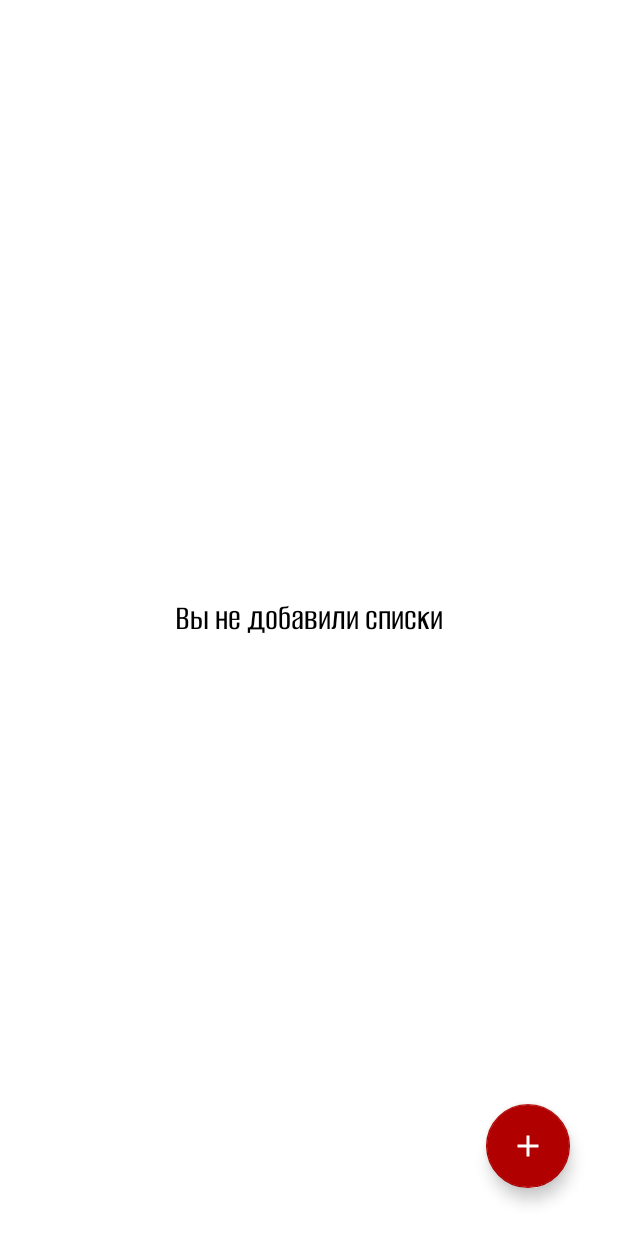
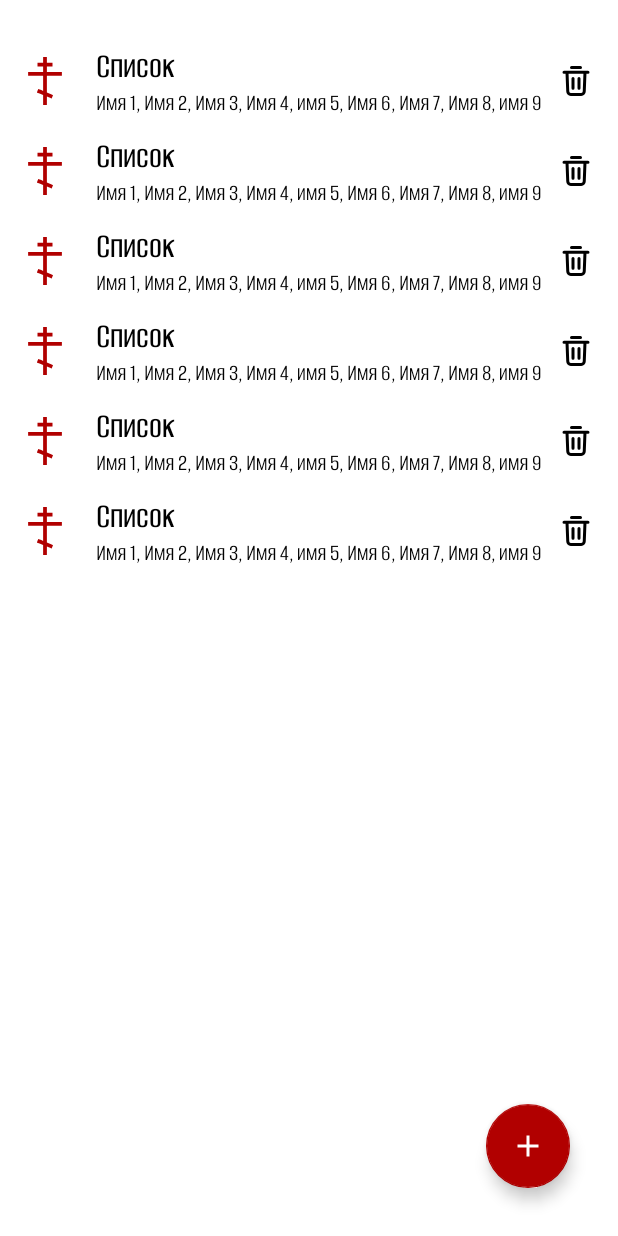
Before and after one commit to StasEvstigneev/pomyannik, an Android app: the layout fragment_for_health.xml on its own in the app's theme, with its tools: preview values and no code run, on a phone screen of 412 x 824 dp. Run offline under Robolectric (Android 15) with nearby library versions, the phone set to English and light mode, and no system bars.

Commit message:
ListsForHealth - добавлен recyclerview, states, interactor, repository

```diff
--- a/app/src/main/java/com/example/prayforthem/di/ViewModelModule.kt
+++ b/app/src/main/java/com/example/prayforthem/di/ViewModelModule.kt
@@ -17,7 +17,7 @@ val viewModelModule = module {
     }
 
     viewModel<ForHealthViewModel> {
-        ForHealthViewModel()
+        ForHealthViewModel(get())
     }
 
     viewModel<ForReposeViewModel> {
--- a/app/src/main/java/com/example/prayforthem/listings/domain/ListingInteractor.kt
+++ b/app/src/main/java/com/example/prayforthem/listings/domain/ListingInteractor.kt
@@ -2,10 +2,15 @@ package com.example.prayforthem.listings.domain
 
 import com.example.prayforthem.listings.domain.models.Listing
 import com.example.prayforthem.listings.domain.models.ListingWithPerson
+import kotlinx.coroutines.flow.Flow
 
 interface ListingInteractor {
 
     suspend fun saveListing(listing: Listing): Long
 
     suspend fun getListingById(id: Int): List<ListingWithPerson>
+
+    fun getListingsForHealth(): Flow<List<ListingWithPerson>>
+
+    fun getListingsForRepose(): Flow<List<ListingWithPerson>>
 }
--- a/app/src/main/java/com/example/prayforthem/listings/domain/ListingRepository.kt
+++ b/app/src/main/java/com/example/prayforthem/listings/domain/ListingRepository.kt
@@ -2,10 +2,15 @@ package com.example.prayforthem.listings.domain
 
 import com.example.prayforthem.listings.domain.models.Listing
 import com.example.prayforthem.listings.domain.models.ListingWithPerson
+import kotlinx.coroutines.flow.Flow
 
 interface ListingRepository {
 
     suspend fun saveListing(listing: Listing): Long
 
     suspend fun getListingById(id: Int): List<ListingWithPerson>
+
+    fun getListingsForHealth(): Flow<List<ListingWithPerson>>
+
+    fun getListingsForRepose(): Flow<List<ListingWithPerson>>
 }
--- a/app/src/main/java/com/example/prayforthem/names/presentation/NamesViewModel.kt
+++ b/app/src/main/java/com/example/prayforthem/names/presentation/NamesViewModel.kt
@@ -30,6 +30,7 @@ class NamesViewModel(
     fun getSelectedName(): LiveData<NameBasicData?> = selectedName
 
     init {
+        screenState.postValue(NamesScreenState.Loading)
         viewModelScope.launch {
             dignityInteractor
                 .getAllBasicDignityData()
--- a/app/src/main/java/com/example/prayforthem/names/ui/NamesFragment.kt
+++ b/app/src/main/java/com/example/prayforthem/names/ui/NamesFragment.kt
@@ -171,10 +171,13 @@ class NamesFragment : Fragment() {
     private fun renderState(state: NamesScreenState) {
         when (state) {
             is NamesScreenState.Loading -> {
-                true
+                binding.apply {
+                    progressBar.isVisible = true
+                }
             }
 
             is NamesScreenState.Default -> {
+                binding.progressBar.isVisible = false
                 dignityAdapter.updateList(state.dignity)
                 namesAdapter.updateList(state.names)
             }
--- a/app/src/main/res/layout/fragment_for_health.xml
+++ b/app/src/main/res/layout/fragment_for_health.xml
@@ -13,10 +13,37 @@
         android:layout_width="wrap_content"
         android:layout_height="wrap_content"
         android:text="@string/no_lists_added"
+        android:visibility="gone"
         app:layout_constraintBottom_toBottomOf="parent"
         app:layout_constraintEnd_toEndOf="parent"
         app:layout_constraintStart_toStartOf="parent"
-        app:layout_constraintTop_toTopOf="parent" />
+        app:layout_constraintTop_toTopOf="parent"
+        tools:visibility="gone" />
+
+    <ProgressBar
+        android:id="@+id/progressBar"
+        style="@style/ProgressBar"
+        android:visibility="gone"
+        app:layout_constraintBottom_toBottomOf="parent"
+        app:layout_constraintEnd_toEndOf="parent"
+        app:layout_constraintStart_toStartOf="parent"
+        app:layout_constraintTop_toTopOf="parent"
+        tools:visibility="invisible" />
+
+    <androidx.recyclerview.widget.RecyclerView
+        android:id="@+id/recyclerView"
+        android:layout_width="match_parent"
+        android:layout_height="0dp"
+        android:layout_marginTop="@dimen/_24dp"
+        android:layout_marginBottom="90dp"
+        android:visibility="gone"
+
+        app:layout_constraintEnd_toEndOf="parent"
+        app:layout_constraintStart_toStartOf="parent"
+        app:layout_constraintTop_toTopOf="parent"
+        tools:itemCount="15"
+        tools:listitem="@layout/list_item"
+        tools:visibility="visible" />
 
     <com.google.android.material.floatingactionbutton.FloatingActionButton
         android:id="@+id/fab"
--- a/app/src/main/res/layout/list_item.xml
+++ b/app/src/main/res/layout/list_item.xml
@@ -17,7 +17,7 @@
         app:srcCompat="@drawable/cross_orthodox_red_alt" />
 
     <TextView
-        android:id="@+id/listName"
+        android:id="@+id/listingName"
         style="@style/ListItemHeadingTextAppearance"
         android:layout_width="0dp"
         android:layout_height="wrap_content"
@@ -40,8 +40,8 @@
         android:layout_marginBottom="@dimen/_8dp"
         app:layout_constraintBottom_toBottomOf="parent"
         app:layout_constraintEnd_toStartOf="@+id/basket"
-        app:layout_constraintStart_toStartOf="@id/listName"
-        app:layout_constraintTop_toBottomOf="@+id/listName"
+        app:layout_constraintStart_toStartOf="@id/listingName"
+        app:layout_constraintTop_toBottomOf="@+id/listingName"
         tools:text="Имя 1, Имя 2, Имя 3, Имя 4, имя 5, Имя 6, Имя 7, Имя 8, имя 9" />
 
     <androidx.appcompat.widget.AppCompatImageView
```
Also changed, not shown: app/src/main/java/com/example/prayforthem/db/dao/ListingDao.kt (+8 -0 lines), app/src/main/java/com/example/prayforthem/listings/data/ListingRepositoryImpl.kt (+12 -0 lines), app/src/main/java/com/example/prayforthem/listings/domain/impl/ListingInteractorImpl.kt (+9 -0 lines), app/src/main/java/com/example/prayforthem/listings/domain/models/ListingScreenState.kt (added, +7 -0 lines), app/src/main/java/com/example/prayforthem/listings/ui/ListingsAdapter.kt (added, +54 -0 lines), app/src/main/java/com/example/prayforthem/listings/ui/ListingsDiffItemCallback.kt (added, +17 -0 lines), app/src/main/java/com/example/prayforthem/listings_for_health/presentation/ForHealthViewModel.kt (+43 -1 lines), app/src/main/java/com/example/prayforthem/listings_for_health/ui/ForHealthFragment.kt (+54 -0 lines), app/src/main/res/layout/fragment_names.xml (+10 -0 lines).
